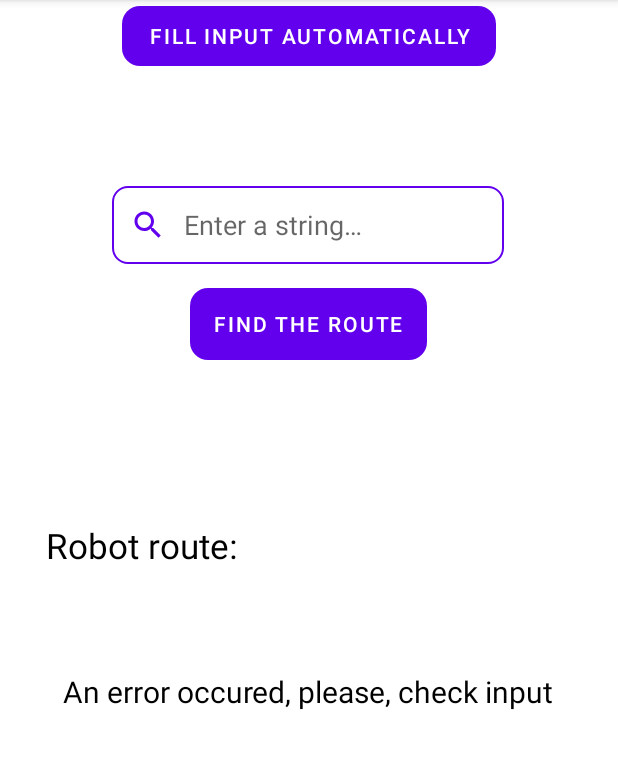
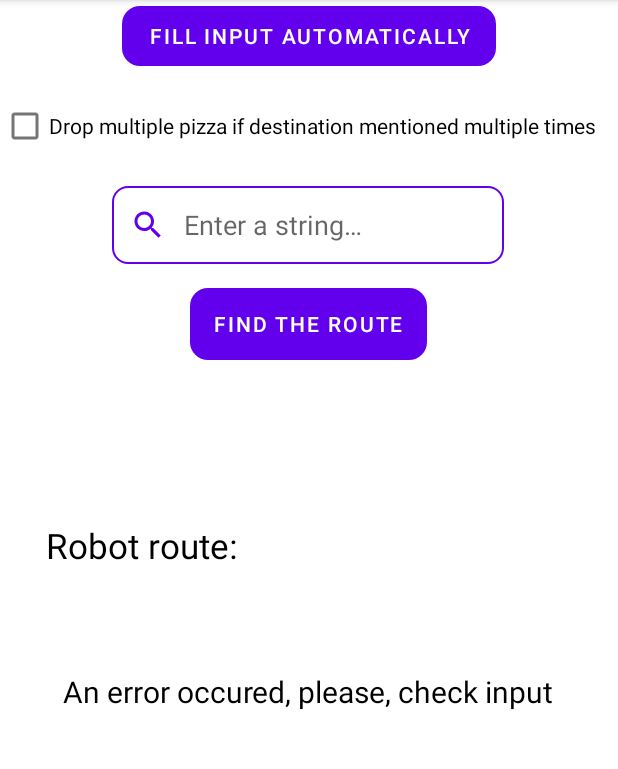
Before and after one commit to papertigify/PizzaRobot, an Android app: the screen it shows after launch (MainActivity), after a tap on "FIND THE ROUTE", on a phone screen of 412 x 824 dp, the part 84-853 px from its top. Run offline under Robolectric (Android 15) with nearby library versions, the phone set to English and light mode, and no system bars; our stand-ins replace Dagger/Hilt's generated code.

Commit message:
feat: option to drop multiple pizza added

```diff
--- a/app/src/main/java/com/example/robotdeliveryman/repository/Repository.kt
+++ b/app/src/main/java/com/example/robotdeliveryman/repository/Repository.kt
@@ -9,7 +9,7 @@ import kotlinx.coroutines.withContext
 
 class Repository(private val inputValidator: InputValidator, private val routeGenerator: RouteGenerator) {
 
-    suspend fun getRoute(inputString: String): Resource<String> {
+    suspend fun getRoute(inputString: String, shouldDropMultiplePizza: Boolean): Resource<String> {
         return withContext(Dispatchers.IO) {
             // little delay to simulate long background work
             delay(300L)
@@ -17,7 +17,7 @@ class Repository(private val inputValidator: InputValidator, private val routeGe
             return@withContext if (!isInputValid) {
                 Resource.error("An error occured, please, check input", null)
             } else {
-                val result = routeGenerator.generateOutput(inputString)
+                val result = routeGenerator.generateOutput(inputString, shouldDropMultiplePizza)
                 Resource.success(result)
             }
         }
--- a/app/src/main/java/com/example/robotdeliveryman/ui/MainActivity.kt
+++ b/app/src/main/java/com/example/robotdeliveryman/ui/MainActivity.kt
@@ -33,9 +33,11 @@ class MainActivity : DaggerAppCompatActivity() {
 
         binding.buttonFind.setOnClickListener {
             val inputString = binding.editText.text.toString()
-            viewModel.getRoute(inputString)
+            // option to drop multiple pizza if destination mentioned multiple times
+            val shouldDropMultiplePizza = binding.checkBox.isChecked
+            viewModel.getRoute(inputString, shouldDropMultiplePizza)
 
-            // close the keyboard after the button is pressed
+            // close the keyboard
             val inputMethodManager = getSystemService(INPUT_METHOD_SERVICE) as InputMethodManager
             inputMethodManager.hideSoftInputFromWindow(currentFocus?.windowToken, 0)
         }
@@ -64,6 +66,7 @@ class MainActivity : DaggerAppCompatActivity() {
                     binding.textViewOutput.isVisible = true
                     binding.progressBar.isVisible = false
                     binding.textViewOutput.text = it.message
+                    // errors are also displayed in the log to match TR
                     Log.e(TAG, it.message ?: "")
                 }
             }
--- a/app/src/main/java/com/example/robotdeliveryman/ui/viewmodel/MainViewModel.kt
+++ b/app/src/main/java/com/example/robotdeliveryman/ui/viewmodel/MainViewModel.kt
@@ -14,10 +14,10 @@ class MainViewModel @Inject constructor(private val repository: Repository): Vie
     private val _route: MutableLiveData<Resource<String>> = MutableLiveData()
     val route: LiveData<Resource<String>> = _route
 
-    fun getRoute(inputString: String){
+    fun getRoute(inputString: String, shouldDropMultiplePizza: Boolean){
         viewModelScope.launch {
             _route.postValue(Resource.loading(null))
-            val result = repository.getRoute(inputString)
+            val result = repository.getRoute(inputString, shouldDropMultiplePizza)
             _route.postValue(result)
         }
     }
--- a/app/src/main/res/layout/activity_main.xml
+++ b/app/src/main/res/layout/activity_main.xml
@@ -84,5 +84,16 @@
         app:layout_constraintStart_toStartOf="parent"
         app:layout_constraintTop_toTopOf="parent" />
 
+    <CheckBox
+        android:id="@+id/checkBox"
+        android:layout_width="wrap_content"
+        android:layout_height="wrap_content"
+        android:layout_marginTop="16dp"
+        android:text="@string/multiple_pizza"
+        app:layout_constraintEnd_toEndOf="parent"
+        app:layout_constraintHorizontal_bias="0.05"
+        app:layout_constraintStart_toStartOf="parent"
+        app:layout_constraintTop_toBottomOf="@+id/buttonFillAutomatically" />
+
 
 </androidx.constraintlayout.widget.ConstraintLayout>
--- a/app/src/main/res/values/strings.xml
+++ b/app/src/main/res/values/strings.xml
@@ -5,4 +5,5 @@
     <string name="find_the_route">Find the route</string>
     <string name="fill_input_automatically">Fill input automatically</string>
     <string name="check_string">5x5 (0, 0) (1, 3) (4,4) (4, 2) (4, 2) (0, 1) (3, 2) (2, 3) (4, 1)</string>
+    <string name="multiple_pizza">Drop multiple pizza if destination mentioned multiple times</string>
 </resources>
```
Also changed, not shown: app/src/main/java/com/example/robotdeliveryman/model/RouteGenerator.kt (+7 -4 lines).
